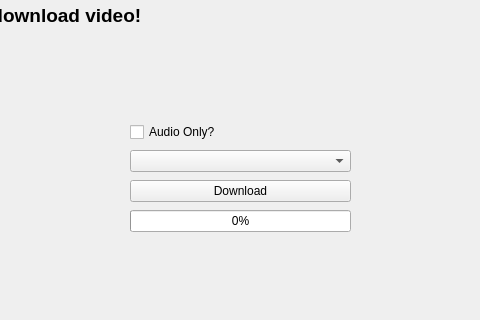
The window that src/mainwindow.ui (RealMVG/QTube) describes before a commit, drawn with Qt 5; both pictures show x 150 to 630 and y 280 to 600 of the 800 by 600 pixel window.
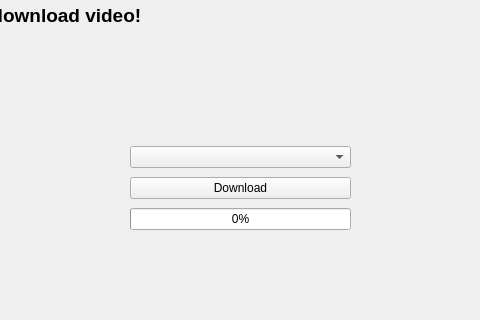
The same window after the commit.

Diff of the .ui file:
```diff
--- a/src/mainwindow.ui
+++ b/src/mainwindow.ui
@@ -150,19 +150,12 @@
     <property name="geometry">
      <rect>
       <x>280</x>
-      <y>400</y>
+      <y>423</y>
       <width>221</width>
-      <height>114</height>
+      <height>91</height>
      </rect>
     </property>
     <layout class="QVBoxLayout" name="verticalLayout_2">
-     <item>
-      <widget class="QCheckBox" name="cb_audioOnly">
-       <property name="text">
-        <string>Audio Only?</string>
-       </property>
-      </widget>
-     </item>
      <item>
       <widget class="QComboBox" name="comboBoxFormats">
        <property name="editable">
```
